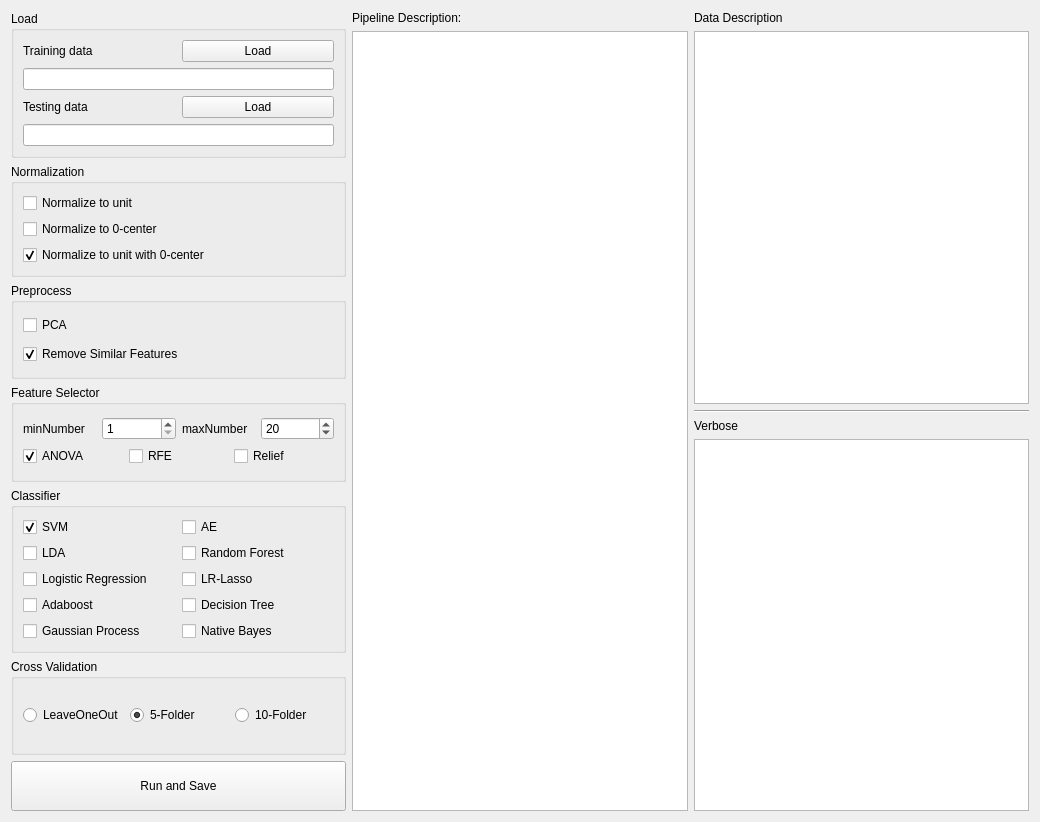
Old version of the form GUI/Process.ui in the repository salan668/FAE.
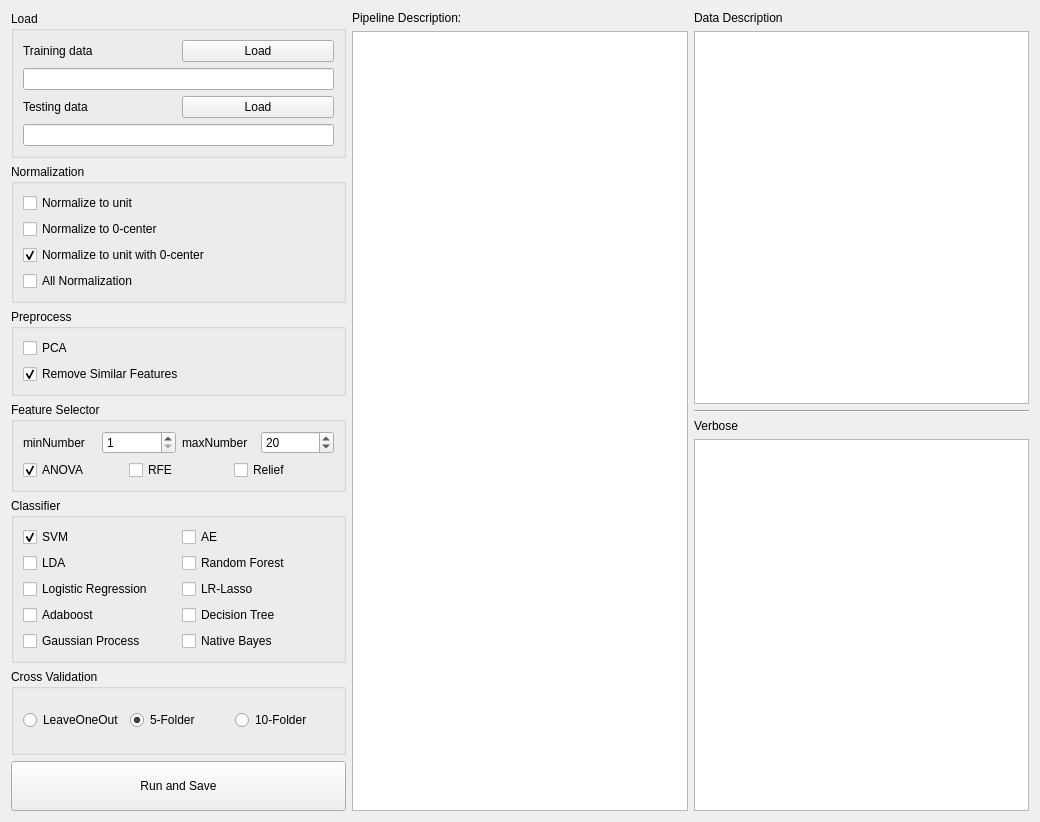
New version of the form.

Commit message: Add Normalization All checkbox

The edit to the form file:
```diff
--- a/GUI/Process.ui
+++ b/GUI/Process.ui
@@ -113,6 +113,13 @@
               </property>
              </widget>
             </item>
+            <item>
+             <widget class="QCheckBox" name="checkNormalizationAll">
+              <property name="text">
+               <string>All Normalization</string>
+              </property>
+             </widget>
+            </item>
            </layout>
           </item>
          </layout>
```
The commit also changes 2 other files.
